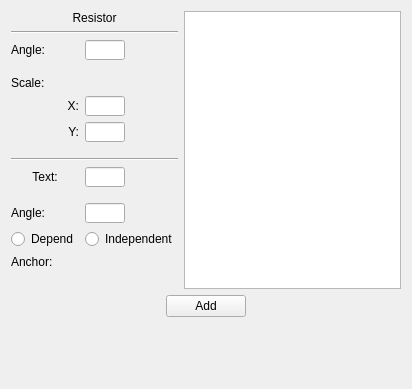
This is src/ui/component_preview.ui in HarisGusic/ohmcha as Qt 5 draws it before an edit. The edited form follows.
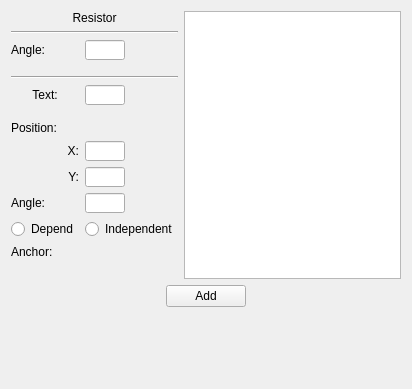
This is the edited form.

Commit message: Add text position edit boxes

What changed in the file:
```diff
--- a/src/ui/component_preview.ui
+++ b/src/ui/component_preview.ui
@@ -24,64 +24,10 @@
        <property name="horizontalSpacing">
         <number>6</number>
        </property>
-       <item row="5" column="1">
-        <widget class="QLineEdit" name="editScaleX">
-         <property name="maximumSize">
-          <size>
-           <width>40</width>
-           <height>20</height>
-          </size>
-         </property>
-        </widget>
-       </item>
-       <item row="8" column="0" colspan="2">
-        <widget class="Line" name="sepText">
-         <property name="sizePolicy">
-          <sizepolicy hsizetype="Preferred" vsizetype="Fixed">
-           <horstretch>0</horstretch>
-           <verstretch>0</verstretch>
-          </sizepolicy>
-         </property>
-         <property name="minimumSize">
-          <size>
-           <width>20</width>
-           <height>0</height>
-          </size>
-         </property>
-         <property name="lineWidth">
-          <number>1</number>
-         </property>
-         <property name="orientation">
-          <enum>Qt::Horizontal</enum>
-         </property>
-        </widget>
-       </item>
-       <item row="7" column="0" colspan="2">
-        <spacer name="verticalSpacer_4">
-         <property name="orientation">
-          <enum>Qt::Vertical</enum>
-         </property>
-         <property name="sizeType">
-          <enum>QSizePolicy::Fixed</enum>
-         </property>
-         <property name="sizeHint" stdset="0">
-          <size>
-           <width>0</width>
-           <height>10</height>
-          </size>
-         </property>
-        </spacer>
-       </item>
-       <item row="2" column="0">
-        <widget class="QLabel" name="labelAngle">
-         <property name="sizePolicy">
-          <sizepolicy hsizetype="Fixed" vsizetype="Preferred">
-           <horstretch>0</horstretch>
-           <verstretch>0</verstretch>
-          </sizepolicy>
-         </property>
+       <item row="16" column="0">
+        <widget class="QLabel" name="labelAnchor">
          <property name="text">
-          <string>Angle:</string>
+          <string>Anchor:</string>
          </property>
         </widget>
        </item>
@@ -101,150 +47,24 @@
          </property>
         </widget>
        </item>
-       <item row="4" column="0">
-        <widget class="QLabel" name="labelScale">
-         <property name="sizePolicy">
-          <sizepolicy hsizetype="Fixed" vsizetype="Fixed">
-           <horstretch>0</horstretch>
-           <verstretch>0</verstretch>
-          </sizepolicy>
-         </property>
-         <property name="text">
-          <string>Scale:</string>
-         </property>
-        </widget>
-       </item>
-       <item row="6" column="1">
-        <widget class="QLineEdit" name="editScaleY">
-         <property name="maximumSize">
-          <size>
-           <width>40</width>
-           <height>20</height>
-          </size>
-         </property>
-        </widget>
-       </item>
-       <item row="12" column="0">
+       <item row="15" column="0">
         <widget class="QRadioButton" name="btnDepend">
          <property name="text">
           <string>Depend</string>
          </property>
         </widget>
        </item>
-       <item row="11" column="0">
-        <widget class="QLabel" name="labelTextAngle">
-         <property name="sizePolicy">
-          <sizepolicy hsizetype="Fixed" vsizetype="Preferred">
-           <horstretch>0</horstretch>
-           <verstretch>0</verstretch>
-          </sizepolicy>
-         </property>
-         <property name="text">
-          <string>Angle:</string>
-         </property>
-        </widget>
-       </item>
-       <item row="5" column="0">
-        <widget class="QLabel" name="labelScaleX">
-         <property name="sizePolicy">
-          <sizepolicy hsizetype="Preferred" vsizetype="Fixed">
-           <horstretch>0</horstretch>
-           <verstretch>0</verstretch>
-          </sizepolicy>
-         </property>
-         <property name="text">
-          <string>X:</string>
-         </property>
-         <property name="alignment">
-          <set>Qt::AlignRight|Qt::AlignTrailing|Qt::AlignVCenter</set>
-         </property>
-        </widget>
-       </item>
-       <item row="2" column="1">
-        <widget class="QLineEdit" name="editAngle">
-         <property name="minimumSize">
-          <size>
-           <width>40</width>
-           <height>20</height>
-          </size>
-         </property>
-         <property name="maximumSize">
-          <size>
-           <width>40</width>
-           <height>20</height>
-          </size>
-         </property>
-        </widget>
-       </item>
-       <item row="3" column="0" colspan="2">
-        <spacer name="verticalSpacer_3">
-         <property name="orientation">
-          <enum>Qt::Vertical</enum>
-         </property>
-         <property name="sizeHint" stdset="0">
-          <size>
-           <width>20</width>
-           <height>10</height>
-          </size>
-         </property>
-        </spacer>
-       </item>
-       <item row="1" column="0" colspan="2">
-        <widget class="Line" name="sepTitle">
-         <property name="sizePolicy">
-          <sizepolicy hsizetype="Preferred" vsizetype="Fixed">
-           <horstretch>0</horstretch>
-           <verstretch>0</verstretch>
-          </sizepolicy>
-         </property>
-         <property name="minimumSize">
-          <size>
-           <width>20</width>
-           <height>0</height>
-          </size>
-         </property>
-         <property name="lineWidth">
-          <number>1</number>
-         </property>
-         <property name="orientation">
-          <enum>Qt::Horizontal</enum>
-         </property>
-        </widget>
-       </item>
-       <item row="6" column="0">
-        <widget class="QLabel" name="labelScaleY">
-         <property name="text">
-          <string>Y:</string>
-         </property>
-         <property name="alignment">
-          <set>Qt::AlignRight|Qt::AlignTrailing|Qt::AlignVCenter</set>
-         </property>
-        </widget>
-       </item>
-       <item row="14" column="0" colspan="2">
-        <spacer name="verticalSpacer_2">
-         <property name="orientation">
-          <enum>Qt::Vertical</enum>
-         </property>
-         <property name="sizeType">
-          <enum>QSizePolicy::Expanding</enum>
-         </property>
-         <property name="sizeHint" stdset="0">
-          <size>
-           <width>20</width>
-           <height>20</height>
-          </size>
-         </property>
-        </spacer>
-       </item>
        <item row="12" column="1">
-        <widget class="QRadioButton" name="btnIndependent">
-         <property name="text">
-          <string>Independent</string>
+        <widget class="QLineEdit" name="editTextY">
+         <property name="maximumSize">
+          <size>
+           <width>40</width>
+           <height>20</height>
+          </size>
          </property>
         </widget>
        </item>
-       <item row="10" column="0" colspan="2">
+       <item row="9" column="0" colspan="2">
         <spacer name="verticalSpacer_5">
          <property name="orientation">
           <enum>Qt::Vertical</enum>
@@ -260,37 +80,66 @@
          </property>
         </spacer>
        </item>
-       <item row="13" column="0">
-        <widget class="QLabel" name="labelAnchor">
-         <property name="text">
-          <string>Anchor:</string>
-         </property>
-        </widget>
-       </item>
-       <item row="11" column="1">
-        <widget class="QLineEdit" name="editTextAngle">
-         <property name="sizePolicy">
-          <sizepolicy hsizetype="Expanding" vsizetype="Fixed">
-           <horstretch>0</horstretch>
-           <verstretch>0</verstretch>
-          </sizepolicy>
-         </property>
-         <property name="maximumSize">
-          <size>
-           <width>40</width>
-           <height>20</height>
-          </size>
-         </property>
-        </widget>
-       </item>
-       <item row="13" column="1">
+       <item row="16" column="1">
         <layout class="QGridLayout" name="anchorPicker">
          <property name="spacing">
           <number>2</number>
          </property>
         </layout>
        </item>
-       <item row="9" column="0">
+       <item row="8" column="1">
+        <widget class="QLineEdit" name="editText">
+         <property name="sizePolicy">
+          <sizepolicy hsizetype="Fixed" vsizetype="Fixed">
+           <horstretch>0</horstretch>
+           <verstretch>0</verstretch>
+          </sizepolicy>
+         </property>
+         <property name="maximumSize">
+          <size>
+           <width>40</width>
+           <height>20</height>
+          </size>
+         </property>
+        </widget>
+       </item>
+       <item row="2" column="0">
+        <widget class="QLabel" name="labelAngle">
+         <property name="sizePolicy">
+          <sizepolicy hsizetype="Fixed" vsizetype="Preferred">
+           <horstretch>0</horstretch>
+           <verstretch>0</verstretch>
+          </sizepolicy>
+         </property>
+         <property name="text">
+          <string>Angle:</string>
+         </property>
+        </widget>
+       </item>
+       <item row="14" column="1">
+        <widget class="QLineEdit" name="editTextAngle">
+         <property name="sizePolicy">
+          <sizepolicy hsizetype="Expanding" vsizetype="Fixed">
+           <horstretch>0</horstretch>
+           <verstretch>0</verstretch>
+          </sizepolicy>
+         </property>
+         <property name="maximumSize">
+          <size>
+           <width>40</width>
+           <height>20</height>
+          </size>
+         </property>
+        </widget>
+       </item>
+       <item row="15" column="1">
+        <widget class="QRadioButton" name="btnIndependent">
+         <property name="text">
+          <string>Independent</string>
+         </property>
+        </widget>
+       </item>
+       <item row="8" column="0">
         <widget class="QLabel" name="labelText">
          <property name="text">
           <string>Text:</string>
@@ -300,19 +149,154 @@
          </property>
         </widget>
        </item>
-       <item row="9" column="1">
-        <widget class="QLineEdit" name="editText">
+       <item row="17" column="0" colspan="2">
+        <spacer name="verticalSpacer_2">
+         <property name="orientation">
+          <enum>Qt::Vertical</enum>
+         </property>
+         <property name="sizeType">
+          <enum>QSizePolicy::Expanding</enum>
+         </property>
+         <property name="sizeHint" stdset="0">
+          <size>
+           <width>20</width>
+           <height>20</height>
+          </size>
+         </property>
+        </spacer>
+       </item>
+       <item row="12" column="0">
+        <widget class="QLabel" name="labelTextY">
+         <property name="text">
+          <string>Y:</string>
+         </property>
+         <property name="alignment">
+          <set>Qt::AlignRight|Qt::AlignTrailing|Qt::AlignVCenter</set>
+         </property>
+        </widget>
+       </item>
+       <item row="11" column="0">
+        <widget class="QLabel" name="labelTextX">
+         <property name="sizePolicy">
+          <sizepolicy hsizetype="Preferred" vsizetype="Fixed">
+           <horstretch>0</horstretch>
+           <verstretch>0</verstretch>
+          </sizepolicy>
+         </property>
+         <property name="text">
+          <string>X:</string>
+         </property>
+         <property name="alignment">
+          <set>Qt::AlignRight|Qt::AlignTrailing|Qt::AlignVCenter</set>
+         </property>
+        </widget>
+       </item>
+       <item row="11" column="1">
+        <widget class="QLineEdit" name="editTextX">
+         <property name="maximumSize">
+          <size>
+           <width>40</width>
+           <height>20</height>
+          </size>
+         </property>
+        </widget>
+       </item>
+       <item row="1" column="0" colspan="2">
+        <widget class="Line" name="sepTitle">
+         <property name="sizePolicy">
+          <sizepolicy hsizetype="Preferred" vsizetype="Fixed">
+           <horstretch>0</horstretch>
+           <verstretch>0</verstretch>
+          </sizepolicy>
+         </property>
+         <property name="minimumSize">
+          <size>
+           <width>20</width>
+           <height>0</height>
+          </size>
+         </property>
+         <property name="lineWidth">
+          <number>1</number>
+         </property>
+         <property name="orientation">
+          <enum>Qt::Horizontal</enum>
+         </property>
+        </widget>
+       </item>
+       <item row="14" column="0">
+        <widget class="QLabel" name="labelTextAngle">
+         <property name="sizePolicy">
+          <sizepolicy hsizetype="Fixed" vsizetype="Preferred">
+           <horstretch>0</horstretch>
+           <verstretch>0</verstretch>
+          </sizepolicy>
+         </property>
+         <property name="text">
+          <string>Angle:</string>
+         </property>
+        </widget>
+       </item>
+       <item row="2" column="1">
+        <widget class="QLineEdit" name="editAngle">
+         <property name="minimumSize">
+          <size>
+           <width>40</width>
+           <height>20</height>
+          </size>
+         </property>
+         <property name="maximumSize">
+          <size>
+           <width>40</width>
+           <height>20</height>
+          </size>
+         </property>
+        </widget>
+       </item>
+       <item row="3" column="0" colspan="2">
+        <spacer name="verticalSpacer_3">
+         <property name="orientation">
+          <enum>Qt::Vertical</enum>
+         </property>
+         <property name="sizeHint" stdset="0">
+          <size>
+           <width>20</width>
+           <height>10</height>
+          </size>
+         </property>
+        </spacer>
+       </item>
+       <item row="7" column="0" colspan="2">
+        <widget class="Line" name="sepText">
+         <property name="sizePolicy">
+          <sizepolicy hsizetype="Preferred" vsizetype="Fixed">
+           <horstretch>0</horstretch>
+           <verstretch>0</verstretch>
+          </sizepolicy>
+         </property>
+         <property name="minimumSize">
+          <size>
+           <width>20</width>
+           <height>0</height>
+          </size>
+         </property>
+         <property name="lineWidth">
+          <number>1</number>
+         </property>
+         <property name="orientation">
+          <enum>Qt::Horizontal</enum>
+         </property>
+        </widget>
+       </item>
+       <item row="10" column="0">
+        <widget class="QLabel" name="labelTextPos">
          <property name="sizePolicy">
           <sizepolicy hsizetype="Fixed" vsizetype="Fixed">
            <horstretch>0</horstretch>
            <verstretch>0</verstretch>
           </sizepolicy>
          </property>
-         <property name="maximumSize">
-          <size>
-           <width>40</width>
-           <height>20</height>
-          </size>
+         <property name="text">
+          <string>Position:</string>
          </property>
         </widget>
        </item>
```
The commit also changes 2 other files.
